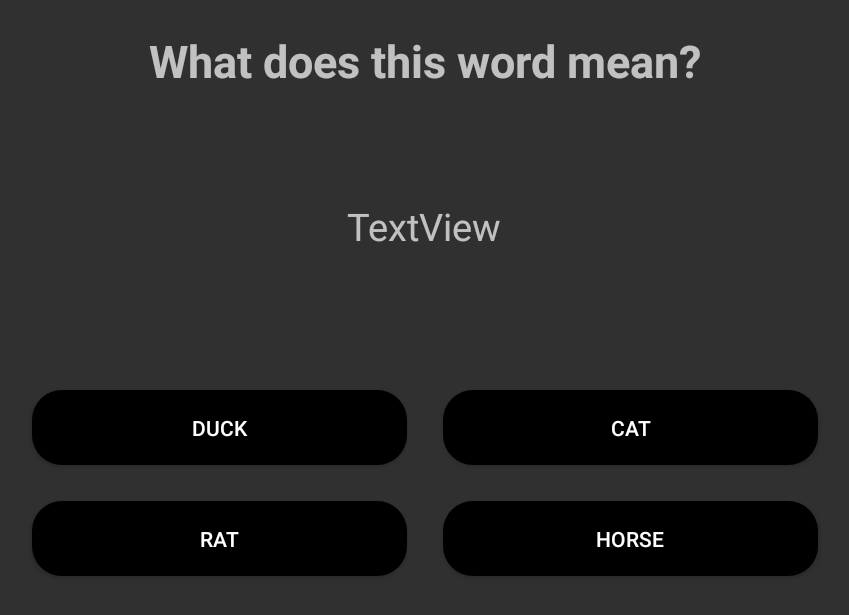
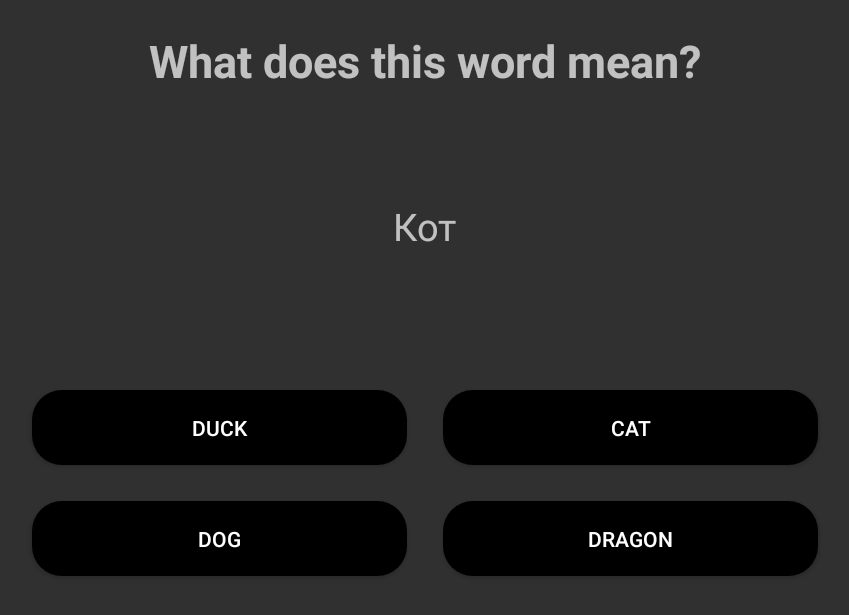
Before and after one commit to BuyWell11/English-Battle, an Android app: the LdsActivity screen opened directly, with no data from a screen before it, on a phone screen of 824 x 412 dp (held sideways). Shown: the top 615 px of the screen, without its empty margins (193-1042 px from the left). Run offline under Robolectric (Android 15) with nearby library versions, the phone set to English and light mode, and no system bars.

Commit message:
add lds_word_spell layout

```diff
--- a/app/src/main/AndroidManifest.xml
+++ b/app/src/main/AndroidManifest.xml
@@ -2,6 +2,9 @@
 <manifest xmlns:android="http://schemas.android.com/apk/res/android"
     xmlns:tools="http://schemas.android.com/tools"
     package="com.example.myapplication">
+
+    <uses-permission android:name="android.permission.INTERNET" />
+    <uses-permission android:name="android.permission.ACCESS_NETWORK_STATE" />
 
     <application
         android:allowBackup="true"
--- a/app/src/main/java/com/example/myapplication/FightActivity.kt
+++ b/app/src/main/java/com/example/myapplication/FightActivity.kt
@@ -12,6 +12,7 @@ class FightActivity : AppCompatActivity() {
         super.onCreate(savedInstanceState)
         binding = FightBinding.inflate(layoutInflater)
         setContentView(binding.root)
+
         binding.lowdmg.setOnClickListener{
             onLDSpressed()
         }
--- a/app/src/main/java/com/example/myapplication/LdsActivity.kt
+++ b/app/src/main/java/com/example/myapplication/LdsActivity.kt
@@ -1,17 +1,93 @@
 package com.example.myapplication
 
+import android.annotation.SuppressLint
 import android.content.Intent
+import android.os.Bundle
+import android.os.Handler
+import android.os.Looper
 import androidx.appcompat.app.AppCompatActivity
-import android.os.Bundle
-import com.example.myapplication.databinding.LdsSpellBinding
+import com.example.myapplication.databinding.LdsWordSpellBinding
+
 
 class LdsActivity : AppCompatActivity() {
-    lateinit var binding : LdsSpellBinding
+    lateinit var binding : LdsWordSpellBinding
 
     override fun onCreate(savedInstanceState: Bundle?) {
         super.onCreate(savedInstanceState)
-        binding = LdsSpellBinding.inflate(layoutInflater)
+        binding = LdsWordSpellBinding.inflate(layoutInflater)
         setContentView(binding.root)
 
+        val answer_options: Array<String> = arrayOf("duck", "cat", "dog", "dragon")
+        val task: String = "Кот"
+        val right_answer:String = "cat"
+
+        //Выводит слово, которое нужно перевести
+        binding.task.text = task
+
+        //Подписывает кнопки с вариантами ответов
+        binding.answer1.text = answer_options[0]
+        binding.answer2.text = answer_options[1]
+        binding.answer3.text = answer_options[2]
+        binding.answer4.text = answer_options[3]
+
+        binding.answer1.setOnClickListener{
+            val answer: String = binding.answer1.text as String
+            val result: Boolean = IsAnswerTrue(answer, right_answer)
+            ShowResult(result)
+
+            ReturnToFight()
+        }
+
+        binding.answer2.setOnClickListener{
+            val answer: String = binding.answer2.text as String
+            val result: Boolean = IsAnswerTrue(answer, right_answer)
+            ShowResult(result)
+
+            ReturnToFight()
+        }
+
+        binding.answer3.setOnClickListener{
+            val answer: String = binding.answer3.text as String
+            val result: Boolean = IsAnswerTrue(answer, right_answer)
+            ShowResult(result)
+
+            ReturnToFight()
+        }
+
+        binding.answer4.setOnClickListener{
+            val answer: String = binding.answer4.text as String
+            val result: Boolean = IsAnswerTrue(answer, right_answer)
+            ShowResult(result)
+
+            ReturnToFight()
+        }
+
+    }
+
+    private fun IsAnswerTrue(user_ans:String, right_ans:String): Boolean
+    {
+        return user_ans == right_ans
+    }
+
+    @SuppressLint("SetTextI18n")
+    private fun ShowResult(result:Boolean)
+    {
+        binding.result.visibility = android.view.View.VISIBLE
+        if(result)
+        {
+            binding.result.text = "You are right!"
+        }
+        else
+        {
+            binding.result.text = "You are wrong!"
+        }
+    }
+
+    private fun ReturnToFight()
+    {
+        Handler(Looper.getMainLooper()).postDelayed( {
+            //Переход на предыдущий слой
+            super.onBackPressed()
+        }, 1000)
     }
 }
--- a/app/src/main/res/layout/lds_spell.xml
+++ b/app/src/main/res/layout/lds_word_spell.xml
@@ -22,14 +22,14 @@
         app:layout_constraintTop_toTopOf="parent" />
 
     <TextView
-        android:id="@+id/textView4"
+        android:id="@+id/task"
         android:layout_width="218dp"
         android:layout_height="51dp"
         android:layout_marginStart="256dp"
         android:layout_marginTop="40dp"
         android:layout_marginEnd="257dp"
         android:gravity="center"
-        android:text="TextView"
+        android:text=""
         android:textSize="25sp"
         app:layout_constraintBottom_toTopOf="@+id/gridLayout"
         app:layout_constraintEnd_toEndOf="parent"
@@ -54,33 +54,44 @@
             android:layout_width="250dp"
             android:layout_height="50dp"
             android:layout_margin="12dp"
-            android:background="@drawable/background_shape"
-            android:text="duck" />
+            android:background="@drawable/background_shape" />
 
         <Button
             android:id="@+id/answer2"
             android:layout_width="250dp"
             android:layout_height="50dp"
             android:layout_margin="12dp"
-            android:background="@drawable/background_shape"
-            android:text="cat" />
+            android:background="@drawable/background_shape" />
 
         <Button
             android:id="@+id/answer3"
             android:layout_width="250dp"
             android:layout_height="50dp"
             android:layout_margin="12dp"
-            android:background="@drawable/background_shape"
-            android:text="rat" />
+            android:background="@drawable/background_shape" />
 
         <Button
             android:id="@+id/answer4"
             android:layout_width="250dp"
             android:layout_height="50dp"
             android:layout_margin="12dp"
-            android:background="@drawable/background_shape"
-            android:text="horse" />
+            android:background="@drawable/background_shape" />
     </GridLayout>
 
+    <TextView
+        android:id="@+id/result"
+        android:layout_width="300dp"
+        android:layout_height="159dp"
+        android:layout_marginStart="215dp"
+        android:layout_marginTop="120dp"
+        android:layout_marginEnd="216dp"
+        android:textSize="30sp"
+        android:textStyle="bold"
+        android:gravity="center"
+        android:background="@drawable/background_shape"
+        android:visibility="invisible"
+        app:layout_constraintEnd_toEndOf="parent"
+        app:layout_constraintStart_toStartOf="parent"
+        app:layout_constraintTop_toTopOf="parent" />
 
 </androidx.constraintlayout.widget.ConstraintLayout>
--- a/app/src/main/res/values/strings.xml
+++ b/app/src/main/res/values/strings.xml
@@ -3,4 +3,6 @@
     <string name="new_character">New Character</string>
     <string name="input_wizard_name">Input wizard name</string>
     <string name="lds_task_1">What does this word mean?</string>
+    <string name="right_answer">You are right!</string>
+    <string name="wrong_answer">You are wrong!</string>
 </resources>
```
